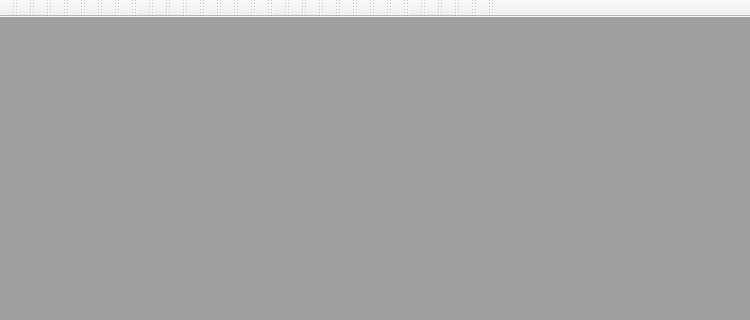
This is src/ui/main_window.ui in Mudlet/Mudlet as Qt 5 draws it before an edit; both pictures show x 0 to 750 and y 0 to 320 of the 750 by 502 pixel window. The edited form follows.
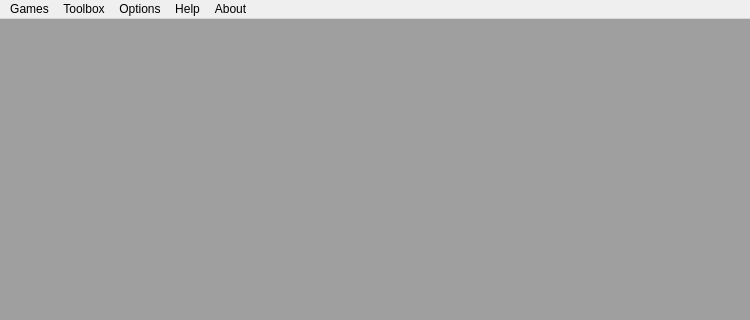
This is the edited form. Icons and pictures are not drawn.

The edit to the form file:
```diff
--- a/src/ui/main_window.ui
+++ b/src/ui/main_window.ui
@@ -1,10 +1,10 @@
 <ui version="4.0" >
  <class>MainWindow</class>
- <widget class="QMainWindow" name="MainWindow" >
-  <property name="windowModality" >
+ <widget class="QMainWindow" name="MainWindow">
+  <property name="windowModality">
    <enum>Qt::NonModal</enum>
   </property>
-  <property name="geometry" >
+  <property name="geometry">
    <rect>
     <x>0</x>
     <y>0</y>
@@ -12,792 +12,225 @@
     <height>502</height>
    </rect>
   </property>
-  <property name="baseSize" >
+  <property name="baseSize">
    <size>
     <width>780</width>
     <height>590</height>
    </size>
   </property>
-  <property name="windowTitle" >
+  <property name="windowTitle">
    <string>Mudlet 1.0 - alpha 1</string>
   </property>
-  <property name="windowIcon" >
+  <property name="windowIcon">
    <iconset>
     <normaloff>:/mudlet_main_16px.png</normaloff>:/mudlet_main_16px.png</iconset>
   </property>
-  <property name="iconSize" >
+  <property name="iconSize">
    <size>
     <width>0</width>
     <height>0</height>
    </size>
   </property>
-  <property name="dockOptions" >
+  <property name="dockOptions">
    <set>QMainWindow::AllowNestedDocks|QMainWindow::AllowTabbedDocks|QMainWindow::AnimatedDocks|QMainWindow::VerticalTabs</set>
   </property>
-  <widget class="QWidget" name="centralwidget" >
-   <property name="geometry" >
-    <rect>
-     <x>0</x>
-     <y>14</y>
-     <width>750</width>
-     <height>488</height>
-    </rect>
-   </property>
-   <property name="sizePolicy" >
-    <sizepolicy vsizetype="Expanding" hsizetype="Expanding" >
+  <widget class="QWidget" name="centralwidget">
+   <property name="sizePolicy">
+    <sizepolicy hsizetype="Expanding" vsizetype="Expanding">
      <horstretch>0</horstretch>
      <verstretch>0</verstretch>
     </sizepolicy>
    </property>
-   <layout class="QVBoxLayout" name="verticalLayout" >
-    <property name="spacing" >
+   <layout class="QVBoxLayout" name="verticalLayout">
+    <property name="spacing">
      <number>0</number>
     </property>
-    <property name="margin" >
+    <property name="margin">
      <number>0</number>
     </property>
     <item>
-     <widget class="QMdiArea" name="mdiArea" >
-      <property name="sizePolicy" >
-       <sizepolicy vsizetype="Expanding" hsizetype="Expanding" >
+     <widget class="QMdiArea" name="mdiArea">
+      <property name="sizePolicy">
+       <sizepolicy hsizetype="Expanding" vsizetype="Expanding">
         <horstretch>0</horstretch>
         <verstretch>0</verstretch>
        </sizepolicy>
       </property>
-      <property name="minimumSize" >
+      <property name="minimumSize">
        <size>
         <width>0</width>
         <height>0</height>
        </size>
       </property>
-      <property name="font" >
+      <property name="font">
        <font>
         <pointsize>6</pointsize>
         <stylestrategy>PreferAntialias</stylestrategy>
        </font>
       </property>
-      <property name="lineWidth" >
+      <property name="lineWidth">
        <number>0</number>
       </property>
-      <property name="verticalScrollBarPolicy" >
+      <property name="verticalScrollBarPolicy">
        <enum>Qt::ScrollBarAsNeeded</enum>
       </property>
-      <property name="horizontalScrollBarPolicy" >
+      <property name="horizontalScrollBarPolicy">
        <enum>Qt::ScrollBarAsNeeded</enum>
       </property>
-      <property name="viewMode" >
+      <property name="viewMode">
        <enum>QMdiArea::TabbedView</enum>
       </property>
-      <property name="tabShape" >
+      <property name="tabShape">
        <enum>QTabWidget::Rounded</enum>
       </property>
-      <property name="tabPosition" >
+      <property name="tabPosition">
        <enum>QTabWidget::North</enum>
       </property>
      </widget>
     </item>
    </layout>
   </widget>
-  <widget class="QToolBar" name="toolBar" >
-   <property name="geometry" >
+  <widget class="QMenuBar" name="MenuBar">
+   <property name="geometry">
     <rect>
      <x>0</x>
      <y>0</y>
-     <width>4</width>
-     <height>14</height>
+     <width>750</width>
+     <height>24</height>
     </rect>
    </property>
-   <property name="sizePolicy" >
-    <sizepolicy vsizetype="Fixed" hsizetype="Expanding" >
-     <horstretch>0</horstretch>
-     <verstretch>0</verstretch>
-    </sizepolicy>
-   </property>
-   <property name="font" >
-    <font>
-     <family>DejaVu Sans</family>
-     <stylestrategy>PreferAntialias</stylestrategy>
-    </font>
-   </property>
-   <property name="acceptDrops" >
-    <bool>true</bool>
-   </property>
-   <property name="windowTitle" >
-    <string>toolBar</string>
-   </property>
-   <property name="movable" >
-    <bool>false</bool>
-   </property>
-   <property name="allowedAreas" >
-    <set>Qt::TopToolBarArea</set>
-   </property>
-   <property name="iconSize" >
-    <size>
-     <width>32</width>
-     <height>32</height>
-    </size>
-   </property>
-   <property name="toolButtonStyle" >
-    <enum>Qt::ToolButtonTextUnderIcon</enum>
-   </property>
-   <property name="floatable" >
-    <bool>false</bool>
-   </property>
-   <attribute name="toolBarArea" >
-    <enum>TopToolBarArea</enum>
-   </attribute>
-   <attribute name="toolBarBreak" >
-    <bool>false</bool>
-   </attribute>
+   <widget class="QMenu" name="menuGames">
+    <property name="title">
+     <string>Games</string>
+    </property>
+    <addaction name="dactionConnect"/>
+    <addaction name="separator"/>
+    <addaction name="dactionDisconnect"/>
+    <addaction name="dactionReconnect"/>
+   </widget>
+   <widget class="QMenu" name="menuEditor">
+    <property name="title">
+     <string>Toolbox</string>
+    </property>
+    <addaction name="dactionScriptEditor"/>
+    <addaction name="dactionNotepad"/>
+    <addaction name="dactionReplay"/>
+   </widget>
+   <widget class="QMenu" name="menuOptions">
+    <property name="title">
+     <string>Options</string>
+    </property>
+    <addaction name="dactionOptions"/>
+   </widget>
+   <widget class="QMenu" name="menuHelp">
+    <property name="title">
+     <string>Help</string>
+    </property>
+    <addaction name="dactionHelp"/>
+    <addaction name="dactionVideo"/>
+    <addaction name="dactionForum_2"/>
+    <addaction name="dactionIRC"/>
+    <addaction name="dactionForum"/>
+   </widget>
+   <widget class="QMenu" name="menuAbout">
+    <property name="title">
+     <string>About</string>
+    </property>
+    <addaction name="dactionAbout"/>
+    <addaction name="dactionDownload"/>
+   </widget>
+   <addaction name="menuGames"/>
+   <addaction name="menuEditor"/>
+   <addaction name="menuOptions"/>
+   <addaction name="menuHelp"/>
+   <addaction name="menuAbout"/>
   </widget>
-  <widget class="QToolBar" name="toolBar_2" >
-   <property name="geometry" >
-    <rect>
-     <x>4</x>
-     <y>0</y>
-     <width>14</width>
-     <height>14</height>
-    </rect>
+  <action name="dactionConnect">
+   <property name="text">
+    <string>Play</string>
    </property>
-   <property name="windowTitle" >
-    <string>toolBar_2</string>
+   <property name="shortcut">
+    <string>Alt+C</string>
    </property>
-   <attribute name="toolBarArea" >
-    <enum>TopToolBarArea</enum>
-   </attribute>
-   <attribute name="toolBarBreak" >
-    <bool>false</bool>
-   </attribute>
-  </widget>
-  <widget class="QToolBar" name="toolBar_3" >
-   <property name="geometry" >
-    <rect>
-     <x>18</x>
-     <y>0</y>
-     <width>14</width>
-     <height>14</height>
-    </rect>
-   </property>
-   <property name="windowTitle" >
-    <string>toolBar_3</string>
-   </property>
-   <attribute name="toolBarArea" >
-    <enum>TopToolBarArea</enum>
-   </attribute>
-   <attribute name="toolBarBreak" >
-    <bool>false</bool>
-   </attribute>
-  </widget>
-  <widget class="QToolBar" name="toolBar_4" >
-   <property name="geometry" >
-    <rect>
-     <x>32</x>
-     <y>0</y>
-     <width>14</width>
-     <height>14</height>
-    </rect>
-   </property>
-   <property name="windowTitle" >
-    <string>toolBar_4</string>
-   </property>
-   <attribute name="toolBarArea" >
-    <enum>TopToolBarArea</enum>
-   </attribute>
-   <attribute name="toolBarBreak" >
-    <bool>false</bool>
-   </attribute>
-  </widget>
-  <widget class="QToolBar" name="toolBar_5" >
-   <property name="geometry" >
-    <rect>
-     <x>46</x>
-     <y>0</y>
-     <width>14</width>
-     <height>14</height>
-    </rect>
-   </property>
-   <property name="windowTitle" >
-    <string>toolBar_5</string>
-   </property>
-   <attribute name="toolBarArea" >
-    <enum>TopToolBarArea</enum>
-   </attribute>
-   <attribute name="toolBarBreak" >
-    <bool>false</bool>
-   </attribute>
-  </widget>
-  <widget class="QToolBar" name="toolBar_6" >
-   <property name="geometry" >
-    <rect>
-     <x>60</x>
-     <y>0</y>
-     <width>14</width>
-     <height>14</height>
-    </rect>
-   </property>
-   <property name="windowTitle" >
-    <string>toolBar_6</string>
-   </property>
-   <attribute name="toolBarArea" >
-    <enum>TopToolBarArea</enum>
-   </attribute>
-   <attribute name="toolBarBreak" >
-    <bool>false</bool>
-   </attribute>
-  </widget>
-  <widget class="QToolBar" name="toolBar_7" >
-   <property name="geometry" >
-    <rect>
-     <x>74</x>
-     <y>0</y>
-     <width>14</width>
-     <height>14</height>
-    </rect>
-   </property>
-   <property name="windowTitle" >
-    <string>toolBar_7</string>
-   </property>
-   <attribute name="toolBarArea" >
-    <enum>TopToolBarArea</enum>
-   </attribute>
-   <attribute name="toolBarBreak" >
-    <bool>false</bool>
-   </attribute>
-  </widget>
-  <widget class="QToolBar" name="toolBar_8" >
-   <property name="geometry" >
-    <rect>
-     <x>88</x>
-     <y>0</y>
-     <width>14</width>
-     <height>14</height>
-    </rect>
-   </property>
-   <property name="windowTitle" >
-    <string>toolBar_8</string>
-   </property>
-   <attribute name="toolBarArea" >
-    <enum>TopToolBarArea</enum>
-   </attribute>
-   <attribute name="toolBarBreak" >
-    <bool>false</bool>
-   </attribute>
-  </widget>
-  <widget class="QToolBar" name="toolBar_9" >
-   <property name="geometry" >
-    <rect>
-     <x>102</x>
-     <y>0</y>
-     <width>14</width>
-     <height>14</height>
-    </rect>
-   </property>
-   <property name="windowTitle" >
-    <string>toolBar_9</string>
-   </property>
-   <attribute name="toolBarArea" >
-    <enum>TopToolBarArea</enum>
-   </attribute>
-   <attribute name="toolBarBreak" >
-    <bool>false</bool>
-   </attribute>
-  </widget>
-  <widget class="QToolBar" name="toolBar_10" >
-   <property name="geometry" >
-    <rect>
-     <x>116</x>
-     <y>0</y>
-     <width>14</width>
-     <height>14</height>
-    </rect>
-   </property>
-   <property name="windowTitle" >
-    <string>toolBar_10</string>
-   </property>
-   <attribute name="toolBarArea" >
-    <enum>TopToolBarArea</enum>
-   </attribute>
-   <attribute name="toolBarBreak" >
-    <bool>false</bool>
-   </attribute>
-  </widget>
-  <widget class="QToolBar" name="toolBar_11" >
-   <property name="geometry" >
-    <rect>
-     <x>130</x>
-     <y>0</y>
-     <width>14</width>
-     <height>14</height>
-    </rect>
-   </property>
-   <property name="windowTitle" >
-    <string>toolBar_11</string>
-   </property>
-   <attribute name="toolBarArea" >
-    <enum>TopToolBarArea</enum>
-   </attribute>
-   <attribute name="toolBarBreak" >
-    <bool>false</bool>
-   </attribute>
-  </widget>
-  <widget class="QToolBar" name="toolBar_12" >
-   <property name="geometry" >
-    <rect>
-     <x>144</x>
-     <y>0</y>
-     <width>14</width>
-     <height>14</height>
-    </rect>
-   </property>
-   <property name="windowTitle" >
-    <string>toolBar_12</string>
-   </property>
-   <attribute name="toolBarArea" >
-    <enum>TopToolBarArea</enum>
-   </attribute>
-   <attribute name="toolBarBreak" >
-    <bool>false</bool>
-   </attribute>
-  </widget>
-  <widget class="QToolBar" name="toolBar_13" >
-   <property name="geometry" >
-    <rect>
-     <x>158</x>
-     <y>0</y>
-     <width>14</width>
-     <height>14</height>
-    </rect>
-   </property>
-   <property name="windowTitle" >
-    <string>toolBar_13</string>
-   </property>
-   <attribute name="toolBarArea" >
-    <enum>TopToolBarArea</enum>
-   </attribute>
-   <attribute name="toolBarBreak" >
-    <bool>false</bool>
-   </attribute>
-  </widget>
-  <widget class="QToolBar" name="toolBar_14" >
-   <property name="geometry" >
-    <rect>
-     <x>172</x>
-     <y>0</y>
-     <width>14</width>
-     <height>14</height>
-    </rect>
-   </property>
-   <property name="windowTitle" >
-    <string>toolBar_14</string>
-   </property>
-   <attribute name="toolBarArea" >
-    <enum>TopToolBarArea</enum>
-   </attribute>
-   <attribute name="toolBarBreak" >
-    <bool>false</bool>
-   </attribute>
-  </widget>
-  <widget class="QToolBar" name="toolBar_15" >
-   <property name="geometry" >
-    <rect>
-     <x>186</x>
-     <y>0</y>
-     <width>14</width>
-     <height>14</height>
-    </rect>
-   </property>
-   <property name="windowTitle" >
-    <string>toolBar_15</string>
-   </property>
-   <attribute name="toolBarArea" >
-    <enum>TopToolBarArea</enum>
-   </attribute>
-   <attribute name="toolBarBreak" >
-    <bool>false</bool>
-   </attribute>
-  </widget>
-  <widget class="QToolBar" name="toolBar_16" >
-   <property name="geometry" >
-    <rect>
-     <x>200</x>
-     <y>0</y>
-     <width>14</width>
-     <height>14</height>
-    </rect>
-   </property>
-   <property name="windowTitle" >
-    <string>toolBar_16</string>
-   </property>
-   <attribute name="toolBarArea" >
-    <enum>TopToolBarArea</enum>
-   </attribute>
-   <attribute name="toolBarBreak" >
-    <bool>false</bool>
-   </attribute>
-  </widget>
-  <widget class="QToolBar" name="toolBar_17" >
-   <property name="geometry" >
-    <rect>
-     <x>214</x>
-     <y>0</y>
-     <width>14</width>
-     <height>14</height>
-    </rect>
-   </property>
-   <property name="windowTitle" >
-    <string>toolBar_17</string>
-   </property>
-   <attribute name="toolBarArea" >
-    <enum>TopToolBarArea</enum>
-   </attribute>
-   <attribute name="toolBarBreak" >
-    <bool>false</bool>
-   </attribute>
-  </widget>
-  <widget class="QToolBar" name="toolBar_18" >
-   <property name="geometry" >
-    <rect>
-     <x>228</x>
-     <y>0</y>
-     <width>14</width>
-     <height>14</height>
-    </rect>
-   </property>
-   <property name="windowTitle" >
-    <string>toolBar_18</string>
-   </property>
-   <attribute name="toolBarArea" >
-    <enum>TopToolBarArea</enum>
-   </attribute>
-   <attribute name="toolBarBreak" >
-    <bool>false</bool>
-   </attribute>
-  </widget>
-  <widget class="QToolBar" name="toolBar_19" >
-   <property name="geometry" >
-    <rect>
-     <x>242</x>
-     <y>0</y>
-     <width>14</width>
-     <height>14</height>
-    </rect>
-   </property>
-   <property name="windowTitle" >
-    <string>toolBar_19</string>
-   </property>
-   <attribute name="toolBarArea" >
-    <enum>TopToolBarArea</enum>
-   </attribute>
-   <attribute name="toolBarBreak" >
-    <bool>false</bool>
-   </attribute>
-  </widget>
-  <widget class="QToolBar" name="toolBar_20" >
-   <property name="geometry" >
-    <rect>
-     <x>256</x>
-     <y>0</y>
-     <width>14</width>
-     <height>14</height>
-    </rect>
-   </property>
-   <property name="windowTitle" >
-    <string>toolBar_20</string>
-   </property>
-   <attribute name="toolBarArea" >
-    <enum>TopToolBarArea</enum>
-   </attribute>
-   <attribute name="toolBarBreak" >
-    <bool>false</bool>
-   </attribute>
-  </widget>
-  <widget class="QToolBar" name="toolBar_21" >
-   <property name="geometry" >
-    <rect>
-     <x>270</x>
-     <y>0</y>
-     <width>14</width>
-     <height>14</height>
-    </rect>
-   </property>
-   <property name="windowTitle" >
-    <string>toolBar_21</string>
-   </property>
-   <attribute name="toolBarArea" >
-    <enum>TopToolBarArea</enum>
-   </attribute>
-   <attribute name="toolBarBreak" >
-    <bool>false</bool>
-   </attribute>
-  </widget>
-  <widget class="QToolBar" name="toolBar_22" >
-   <property name="geometry" >
-    <rect>
-     <x>284</x>
-     <y>0</y>
-     <width>14</width>
-     <height>14</height>
-    </rect>
-   </property>
-   <property name="windowTitle" >
-    <string>toolBar_22</string>
-   </property>
-   <attribute name="toolBarArea" >
-    <enum>TopToolBarArea</enum>
-   </attribute>
-   <attribute name="toolBarBreak" >
-    <bool>false</bool>
-   </attribute>
-  </widget>
-  <widget class="QToolBar" name="toolBar_23" >
-   <property name="geometry" >
-    <rect>
-     <x>298</x>
-     <y>0</y>
-     <width>14</width>
-     <height>14</height>
-    </rect>
-   </property>
-   <property name="windowTitle" >
-    <string>toolBar_23</string>
-   </property>
-   <attribute name="toolBarArea" >
-    <enum>TopToolBarArea</enum>
-   </attribute>
-   <attribute name="toolBarBreak" >
-    <bool>false</bool>
-   </attribute>
-  </widget>
-  <widget class="QToolBar" name="toolBar_24" >
-   <property name="geometry" >
-    <rect>
-     <x>312</x>
-     <y>0</y>
-     <width>14</width>
-     <height>14</height>
-    </rect>
-   </property>
-   <property name="windowTitle" >
-    <string>toolBar_24</string>
-   </property>
-   <attribute name="toolBarArea" >
-    <enum>TopToolBarArea</enum>
-   </attribute>
-   <attribute name="toolBarBreak" >
-    <bool>false</bool>
-   </attribute>
-  </widget>
-  <widget class="QToolBar" name="toolBar_25" >
-   <property name="geometry" >
-    <rect>
-     <x>326</x>
-     <y>0</y>
-     <width>14</width>
-     <height>14</height>
-    </rect>
-   </property>
-   <property name="windowTitle" >
-    <string>toolBar_25</string>
-   </property>
-   <attribute name="toolBarArea" >
-    <enum>TopToolBarArea</enum>
-   </attribute>
-   <attribute name="toolBarBreak" >
-    <bool>false</bool>
-   </attribute>
-  </widget>
-  <widget class="QToolBar" name="toolBar_26" >
-   <property name="geometry" >
-    <rect>
-     <x>340</x>
-     <y>0</y>
-     <width>14</width>
-     <height>14</height>
-    </rect>
-   </property>
-   <property name="windowTitle" >
-    <string>toolBar_26</string>
-   </property>
-   <attribute name="toolBarArea" >
-    <enum>TopToolBarArea</enum>
-   </attribute>
-   <attribute name="toolBarBreak" >
-    <bool>false</bool>
-   </attribute>
-  </widget>
-  <widget class="QToolBar" name="toolBar_27" >
-   <property name="geometry" >
-    <rect>
-     <x>354</x>
-     <y>0</y>
-     <width>14</width>
-     <height>14</height>
-    </rect>
-   </property>
-   <property name="windowTitle" >
-    <string>toolBar_27</string>
-   </property>
-   <attribute name="toolBarArea" >
-    <enum>TopToolBarArea</enum>
-   </attribute>
-   <attribute name="toolBarBreak" >
-    <bool>false</bool>
-   </attribute>
-  </widget>
-  <widget class="QToolBar" name="toolBar_28" >
-   <property name="geometry" >
-    <rect>
-     <x>368</x>
-     <y>0</y>
-     <width>14</width>
-     <height>14</height>
-    </rect>
-   </property>
-   <property name="windowTitle" >
-    <string>toolBar_28</string>
-   </property>
-   <attribute name="toolBarArea" >
-    <enum>TopToolBarArea</enum>
-   </attribute>
-   <attribute name="toolBarBreak" >
-    <bool>false</bool>
-   </attribute>
-  </widget>
-  <widget class="QToolBar" name="toolBar_29" >
-   <property name="geometry" >
-    <rect>
-     <x>382</x>
-     <y>0</y>
-     <width>14</width>
-     <height>14</height>
-    </rect>
-   </property>
-   <property name="windowTitle" >
-    <string>toolBar_29</string>
-   </property>
-   <attribute name="toolBarArea" >
-    <enum>TopToolBarArea</enum>
-   </attribute>
-   <attribute name="toolBarBreak" >
-    <bool>false</bool>
-   </attribute>
-  </widget>
-  <widget class="QToolBar" name="toolBar_30" >
-   <property name="geometry" >
-    <rect>
-     <x>396</x>
-     <y>0</y>
-     <width>354</width>
-     <height>14</height>
-    </rect>
-   </property>
-   <property name="windowTitle" >
-    <string>toolBar_30</string>
-   </property>
-   <attribute name="toolBarArea" >
-    <enum>TopToolBarArea</enum>
-   </attribute>
-   <attribute name="toolBarBreak" >
-    <bool>false</bool>
-   </attribute>
-  </widget>
-  <action name="actionConnect" >
-   <property name="icon" >
-    <iconset resource="../mudlet_alpha.qrc" >
-     <normaloff>:/icons/preferences-web-browser-cache.png</normaloff>:/icons/preferences-web-browser-cache.png</iconset>
-   </property>
-   <property name="text" >
-    <string>Connect</string>
-   </property>
   </action>
-  <action name="actionTriggers" >
-   <property name="icon" >
-    <iconset resource="../mudlet_alpha.qrc" >
-     <normaloff>:/icons/tools-wizard.png</normaloff>:/icons/tools-wizard.png</iconset>
+  <action name="dactionDisconnect">
+   <property name="text">
+    <string>Disconnect</string>
    </property>
-   <property name="text" >
-    <string>Triggers</string>
+   <property name="shortcut">
+    <string>Alt+D</string>
    </property>
   </action>
-  <action name="actionTimers" >
-   <property name="icon" >
-    <iconset resource="../mudlet_alpha.qrc" >
-     <normaloff>:/icons/chronometer.png</normaloff>:/icons/chronometer.png</iconset>
+  <action name="dactionReconnect">
+   <property name="text">
+    <string>Reconnect</string>
    </property>
-   <property name="text" >
-    <string>Timers</string>
+   <property name="shortcut">
+    <string>Alt+R</string>
    </property>
   </action>
-  <action name="actionScripts" >
-   <property name="icon" >
-    <iconset resource="../mudlet_alpha.qrc" >
-     <normaloff>:/icons/document-properties.png</normaloff>:/icons/document-properties.png</iconset>
-   </property>
-   <property name="text" >
-    <string>Scripts</string>
-   </property>
-  </action>
-  <action name="actionAliases" >
-   <property name="icon" >
-    <iconset resource="../mudlet_alpha.qrc" >
-     <normaloff>:/icons/system-users.png</normaloff>:/icons/system-users.png</iconset>
-   </property>
-   <property name="text" >
-    <string>Aliases</string>
-   </property>
-  </action>
-  <action name="actionButtons" >
-   <property name="icon" >
-    <iconset resource="../mudlet_alpha.qrc" >
-     <normaloff>:/icons/rating.png</normaloff>:/icons/rating.png</iconset>
-   </property>
-   <property name="text" >
-    <string>Buttons</string>
-   </property>
-  </action>
-  <action name="actionKeys" >
-   <property name="icon" >
-    <iconset resource="../mudlet_alpha.qrc" >
-     <normaloff>:/icons/preferences-desktop-keyboard.png</normaloff>:/icons/preferences-desktop-keyboard.png</iconset>
-   </property>
-   <property name="text" >
-    <string>Keys</string>
-   </property>
-  </action>
-  <action name="actionHelp" >
-   <property name="icon" >
-    <iconset resource="../mudlet_alpha.qrc" >
-     <normaloff>:/icons/help-hint.png</normaloff>:/icons/help-hint.png</iconset>
-   </property>
-   <property name="text" >
-    <string>Help</string>
-   </property>
-  </action>
-  <action name="actionOptions" >
-   <property name="icon" >
-    <iconset resource="../mudlet_alpha.qrc" >
-     <normaloff>:/icons/configure.png</normaloff>:/icons/configure.png</iconset>
-   </property>
-   <property name="text" >
+  <action name="dactionOptions">
+   <property name="text">
     <string>Preferences</string>
    </property>
   </action>
-  <action name="actionNotes" >
-   <property name="icon" >
-    <iconset resource="../mudlet_alpha.qrc" >
-     <normaloff>:/icons/view-pim-notes.png</normaloff>:/icons/view-pim-notes.png</iconset>
+  <action name="dactionScriptEditor">
+   <property name="text">
+    <string>Script Editor</string>
    </property>
-   <property name="text" >
-    <string>Notes</string>
+   <property name="toolTip">
+    <string>Open Script Editor</string>
    </property>
+   <property name="shortcut">
+    <string>Alt+E</string>
+   </property>
   </action>
-  <action name="actionAbout" >
-   <property name="icon" >
-    <iconset resource="../mudlet_alpha.qrc" >
-     <normaloff>:/icons/mudlet_main_48px.png</normaloff>:/icons/mudlet_main_48px.png</iconset>
+  <action name="dactionNotepad">
+   <property name="text">
+    <string>Notepad</string>
    </property>
-   <property name="text" >
-    <string>About</string>
+   <property name="shortcut">
+    <string>Alt+N</string>
+   </property>
+  </action>
+  <action name="dactionHelp">
+   <property name="text">
+    <string>Manual</string>
+   </property>
+  </action>
+  <action name="dactionForum_2">
+   <property name="text">
+    <string>Online Forum</string>
+   </property>
+  </action>
+  <action name="dactionAbout">
+   <property name="text">
+    <string>About Mudlet</string>
+   </property>
+  </action>
+  <action name="dactionIRC">
+   <property name="text">
+    <string>IRC Help Channel</string>
+   </property>
+  </action>
+  <action name="dactionVideo">
+   <property name="text">
+    <string>Video Tutorials</string>
+   </property>
+  </action>
+  <action name="dactionReplay">
+   <property name="text">
+    <string>Load Replay</string>
+   </property>
+  </action>
+  <action name="dactionForum">
+   <property name="text">
+    <string>Download Latest Version</string>
+   </property>
+  </action>
+  <action name="dactionDownload">
+   <property name="text">
+    <string>Download Latest Version</string>
    </property>
   </action>
  </widget>
```
Left out of the diff: 7 changed lines with no effect on the pictures.
